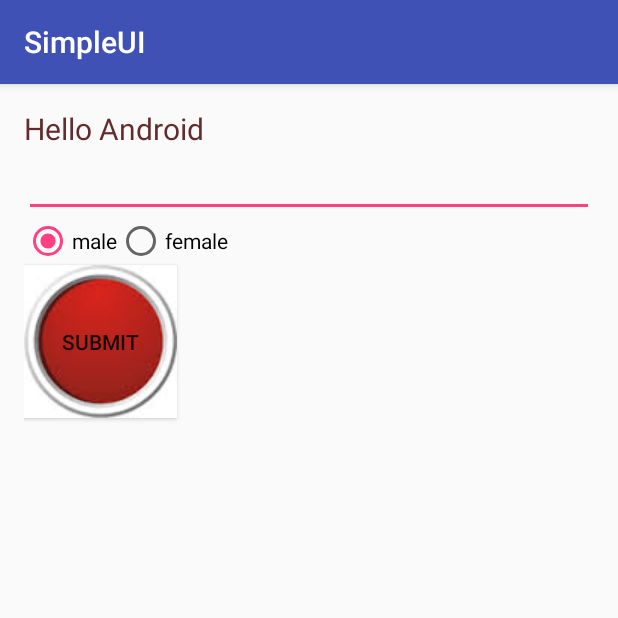
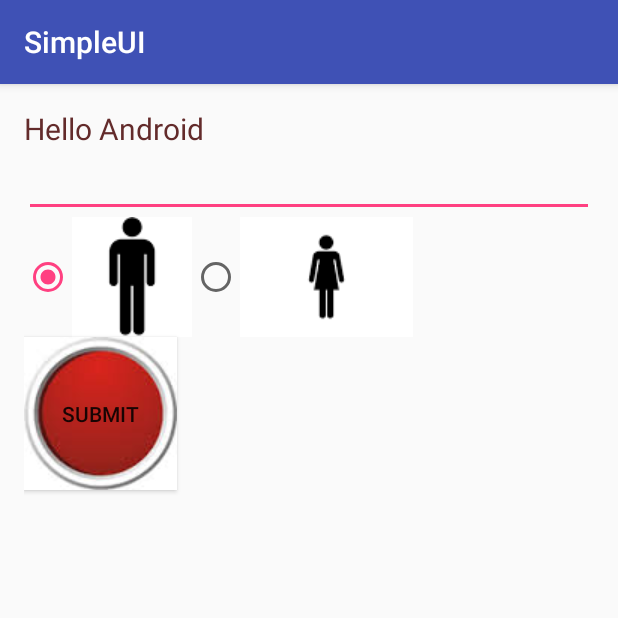
Before and after one commit to singural/android-class-p, an Android app: the screen it shows after launch (MainActivity), on a phone screen of 412 x 824 dp, the top half of it. Run offline under Robolectric (Android 15) with nearby library versions, the phone set to English and light mode, and no system bars.

Commit message:
radio button chage image

```diff
--- a/SimpleUI/app/src/main/res/layout/activity_main.xml
+++ b/SimpleUI/app/src/main/res/layout/activity_main.xml
@@ -47,15 +47,15 @@
         <RadioButton
             android:layout_width="wrap_content"
             android:layout_height="wrap_content"
-            android:text="male"
             android:id="@+id/maleRadioButton"
-            android:checked="true" />
+            android:checked="true"
+            android:drawableRight="@drawable/male" />
 
         <RadioButton
             android:layout_width="wrap_content"
             android:layout_height="wrap_content"
-            android:text="female"
             android:id="@+id/femaleRadioButton"
-            android:checked="false" />
+            android:checked="false"
+            android:drawableRight="@drawable/female" />
     </RadioGroup>
 </RelativeLayout>
```
Also changed, not shown: SimpleUI/app/src/main/res/drawable/female.png (added), SimpleUI/app/src/main/res/drawable/male.png (added).
